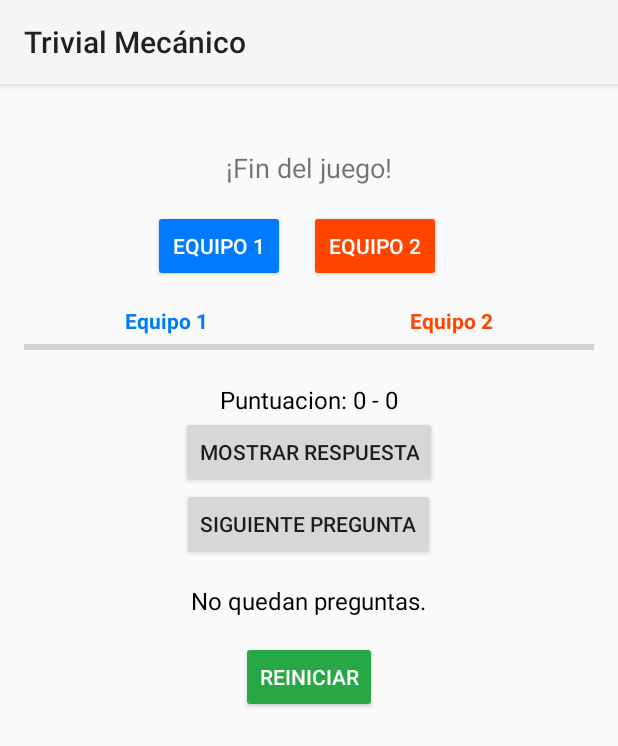
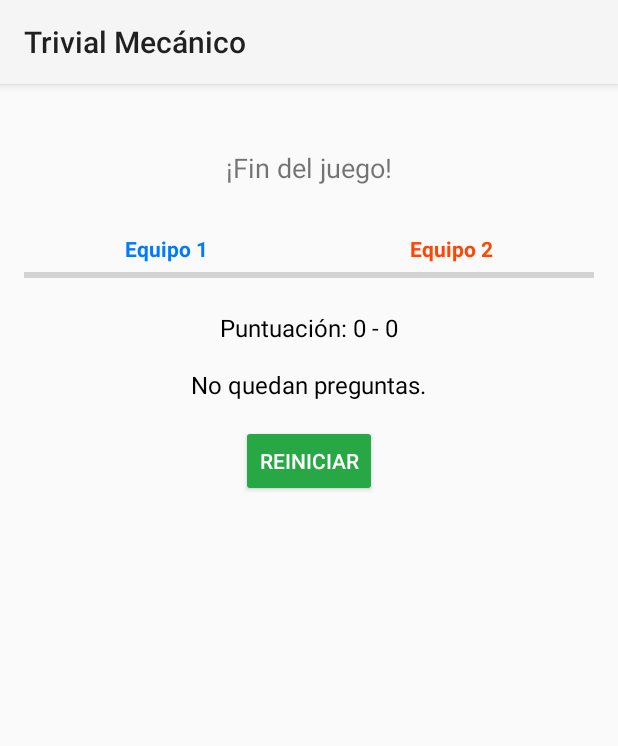
Before and after one commit to jesuspajares/preguntasApp, an Android app built with Jetpack Compose: the screen it shows after launch (MainActivity), on a phone screen of 412 x 824 dp. Shown: the top 746 px of the screen. Run offline under Robolectric (Android 15) with nearby library versions, the phone set to English and light mode, and no system bars; libraries missing offline, so code that uses them is left out: org.apache.poi.

Commit message:
Refactorizar MainActivity. Ocultamos botones al terminar partida

```diff
--- /dev/null
+++ b/app/src/main/java/com/tuempresa/preguntasapp/Juego.kt
@@ -0,0 +1,38 @@
+package com.tuempresa.preguntasapp
+
+class Juego {
+    var puntosEquipo1 = 0
+    var puntosEquipo2 = 0
+    var preguntaActual = 0
+    var preguntasRespondidas = mutableSetOf<String>()
+    var preguntas = mutableListOf<Triple<String, String, String>>()
+
+    fun esJuegoNuevo(): Boolean {
+        return puntosEquipo1 == 0 && puntosEquipo2 == 0 && preguntaActual == 0
+    }
+
+    fun mostrarPreguntaActual(): Triple<String, String, String>? {
+        if (preguntaActual < preguntas.size) {
+            if (preguntasRespondidas.contains(preguntaActual.toString())) {
+                return null // Pregunta ya respondida
+            }
+            return preguntas[preguntaActual]
+        }
+        return null
+    }
+
+    fun avanzarPregunta(): Boolean {
+        preguntaActual++
+        if (preguntaActual >= preguntas.size) {
+            return false // No hay más preguntas
+        }
+        return true
+    }
+
+    fun resetJuego() {
+        puntosEquipo1 = 0
+        puntosEquipo2 = 0
+        preguntaActual = 0
+        preguntasRespondidas.clear()
+    }
+}
--- a/app/src/main/java/com/tuempresa/preguntasapp/MainActivity.kt
+++ b/app/src/main/java/com/tuempresa/preguntasapp/MainActivity.kt
@@ -1,18 +1,18 @@
 package com.tuempresa.preguntasapp
 
 import android.os.Bundle
-import android.util.Log
 import android.widget.Button
 import android.widget.ProgressBar
 import android.widget.TextView
 import androidx.appcompat.app.AlertDialog
 import androidx.appcompat.app.AppCompatActivity
-import org.apache.poi.ss.usermodel.WorkbookFactory
-import com.google.gson.Gson
-import com.google.gson.reflect.TypeToken
+import androidx.core.view.isVisible
 
 class MainActivity : AppCompatActivity() {
-    //TODO: Modularizar
+
+    private lateinit var juego: Juego
+    private lateinit var preguntasManager: PreguntasManager
+    private lateinit var puntuacionManager: PuntuacionManager
 
     private lateinit var textPregunta: TextView
     private lateinit var textPreguntador: TextView
@@ -25,15 +25,6 @@ class MainActivity : AppCompatActivity() {
     private lateinit var progressEquipo1: ProgressBar
     private lateinit var progressEquipo2: ProgressBar
     private lateinit var textPuntuacion: TextView
-
-    private var puntosEquipo1 = 0
-    private var puntosEquipo2 = 0
-
-    private var preguntas =
-        mutableListOf<Triple<String, String, String>>() // Preguntador, Pregunta, Respuesta
-    private var preguntaActual = 0
-    private var preguntasRespondidas = mutableSetOf<String>() // Guardar preguntas ya respondidas
-    private var juegoNuevo = true
 
     override fun onCreate(savedInstanceState: Bundle?) {
         super.onCreate(savedInstanceState)
@@ -52,52 +43,49 @@ class MainActivity : AppCompatActivity() {
         progressEquipo2 = findViewById(R.id.progressEquipo2)
         textPuntuacion = findViewById(R.id.textPuntuacion)
 
-        // Recuperar puntuaciones y preguntas respondidas
-        val sharedPreferences = getSharedPreferences("puntuaciones", MODE_PRIVATE)
-        puntosEquipo1 = sharedPreferences.getInt("puntosEquipo1", 0)
-        puntosEquipo2 = sharedPreferences.getInt("puntosEquipo2", 0)
-        preguntasRespondidas =
-            sharedPreferences.getStringSet("preguntasRespondidas", setOf<String>())?.toMutableSet()
-                ?: mutableSetOf<String>()
+        // Inicializar las clases
+        preguntasManager = PreguntasManager(this)
+        puntuacionManager = PuntuacionManager(this)
+        juego = Juego()
 
-        textPuntuacion.text = "Puntuacion: $puntosEquipo1 - $puntosEquipo2"
-
-        //Recuperar las preguntas guardadas como JSON
-        val preguntasJson = sharedPreferences.getString("preguntas", null)
-        if (!preguntasJson.isNullOrEmpty()) {
-            val gson = Gson()
-            val tipo = object : TypeToken<MutableList<Triple<String, String, String>>>() {}.type
-            preguntas = gson.fromJson(preguntasJson, tipo)
+        // Cargar puntuaciones y preguntas
+        puntuacionManager.cargarPuntuaciones(juego)
+        if (juego.preguntas.isEmpty()) {
+            juego.preguntas = preguntasManager.leerPreguntasDesdeAssets()
         }
 
-            try {
-            leerPreguntasDesdeAssets()
-        } catch (e: Exception) {
-            Log.e("MainActivity", "Error al leer el archivo Excel: ${e.message}")
-            AlertDialog.Builder(this)
-                .setTitle("Error")
-                .setMessage("No se pudo cargar el archivo de preguntas. Asegurate de que preguntas.xlsx estaincluido en assets.")
-                .setPositiveButton("Cerrar") { dialog, _ -> dialog.dismiss() }
-                .show()
-            return
-        }
-
+        actualizarPuntuaciones()
         mostrarPreguntaActual()
 
         btnEquipo1.setOnClickListener {
-            puntosEquipo1++
+            juego.puntosEquipo1++
             actualizarPuntuaciones()
-            avanzarPregunta()
+            juego.preguntasRespondidas.add(juego.preguntaActual.toString())
+            if (!juego.avanzarPregunta()) {
+                mostrarFinDeJuego()
+            } else {
+                mostrarPreguntaActual()
+            }
         }
 
         btnEquipo2.setOnClickListener {
-            puntosEquipo2++
+            juego.puntosEquipo2++
             actualizarPuntuaciones()
-            avanzarPregunta()
+            juego.preguntasRespondidas.add(juego.preguntaActual.toString())
+            if (!juego.avanzarPregunta()) {
+                mostrarFinDeJuego()
+            } else {
+                mostrarPreguntaActual()
+            }
         }
 
         btnSiguientePregunta.setOnClickListener {
-            avanzarPregunta()
+            juego.preguntasRespondidas.add(juego.preguntaActual.toString())
+            if (!juego.avanzarPregunta()) {
+                mostrarFinDeJuego()
+            } else {
+                mostrarPreguntaActual()
+            }
         }
 
         btnMostrarRespuesta.setOnClickListener {
@@ -105,150 +93,41 @@ class MainActivity : AppCompatActivity() {
         }
 
         btnReiniciar.setOnClickListener {
-            leerPreguntasDesdeAssets()
-            puntosEquipo1 = 0
-            puntosEquipo2 = 0
-            preguntaActual = 0
-            preguntasRespondidas.clear()
+            juego.resetJuego()
+            juego.preguntas = preguntasManager.leerPreguntasDesdeAssets()
             actualizarPuntuaciones()
+            habilitarBotones()
             mostrarPreguntaActual()
-        }
-
-    }
-
-    private fun leerPreguntasDesdeAssets() {
-        // Si las preguntas ya están cargadas, no las volvemos a leer
-        if (preguntas.isNotEmpty()) {
-            Log.d("MainActivity", "Preguntas ya están cargadas, no se leerán nuevamente.")
-            return
-        }
-
-        // Si no están cargadas, las leemos desde el archivo Excel
-        try {
-            val assetManager = assets
-            val inputStream = assetManager.open("preguntas.xlsx")
-
-            val workbook = WorkbookFactory.create(inputStream)
-            val sheet = workbook.getSheetAt(0)
-
-            // Leer las preguntas (desde la fila 2 en adelante)
-            val preguntasList = mutableListOf<Triple<String, String, String>>()
-            for (rowIndex in 1 until sheet.lastRowNum + 1) { // Usa lastRowNum en lugar de physicalNumberOfRows
-                val row = sheet.getRow(rowIndex) ?: continue // Salta filas nulas
-
-                val preguntador = row.getCell(0)?.stringCellValue ?: "Desconocido"
-                val pregunta = row.getCell(1)?.stringCellValue ?: "Sin pregunta"
-                val respuesta = row.getCell(2)?.stringCellValue ?: "Sin respuesta"
-
-                if (pregunta.isNotBlank()) { // Asegúrate de que la pregunta no esté vacía
-                    preguntasList.add(Triple(preguntador, pregunta, respuesta))
-                }
-            }
-
-            // Log para verificar
-            for ((index, pregunta) in preguntasList.withIndex()) {
-                val (preguntador, preguntaTexto, _) = pregunta
-                Log.d("PreguntasAleatorias", "Pregunta $index: $preguntaTexto (Respondida por: $preguntador)")
-            }
-
-            // Asignar las preguntas a la lista de preguntas
-            preguntas = preguntasList
-
-            workbook.close()
-
-            // Asegurar que las preguntas se barajen solo cuando se inicie un nuevo juego
-            if (juegoNuevo) {
-                preguntas.shuffle()
-            }
-        } catch (e: Exception) {
-            Log.e("MainActivity", "Error al leer el archivo Excel: ${e.message}")
-            AlertDialog.Builder(this)
-                .setTitle("Error")
-                .setMessage("No se pudo cargar el archivo de preguntas. Asegurate de que preguntas.xlsx esté incluido en assets.")
-                .setPositiveButton("Cerrar") { dialog, _ -> dialog.dismiss() }
-                .show()
         }
     }
 
+    override fun onPause() {
+        super.onPause()
+        puntuacionManager.guardarPuntuaciones(juego)
+    }
 
-    private fun esJuegoNuevo(){
-        Log.d("Puntos equipos","equipo1: $puntosEquipo1, equipo2: $puntosEquipo2. Preguntas hechas $preguntaActual")
-        if (puntosEquipo1 == 0 && puntosEquipo2 == 0 && preguntaActual == 0){
-            juegoNuevo = true
-            preguntas.shuffle()
-        } else {
-            juegoNuevo = false
+    private fun mostrarPreguntaActual() {
+        val pregunta = juego.mostrarPreguntaActual()
+        if (pregunta != null) {
+            val (preguntador, preguntaTexto, _) = pregunta
+            textPreguntador.text = "Preguntador: $preguntador"
+            textPregunta.text = preguntaTexto
+            textPreguntasRestantes.text = "Preguntas restantes: ${juego.preguntas.size - juego.preguntaActual}"
+        } else if (juego.preguntaActual >= juego.preguntas.size) {
+            mostrarFinDeJuego()
         }
     }
 
-    private fun mostrarPreguntaActual() {
-        esJuegoNuevo()
-        // Verificar si la pregunta ya ha sido respondida solo si el juego no ha empezado ya
-        if (!juegoNuevo && preguntaActual < preguntas.size && preguntasRespondidas.contains(preguntaActual.toString())) {
-            avanzarPregunta() // Si ya se ha respondido, avanzar a la siguiente
-            return
-        }
-
-        if (preguntaActual < preguntas.size) {
-            Log.d("PreguntaActual", "Mostrando la pregunta en el índice: $preguntaActual")
-            val (preguntador, pregunta, _) = preguntas[preguntaActual]
-            textPreguntador.text = "Preguntador: $preguntador"
-            textPregunta.text = pregunta
-            textPreguntasRestantes.text =
-                "Preguntas restantes: ${preguntas.size - preguntaActual}"
-        } else {
-            textPregunta.text = "¡Fin del juego!"
-            textPreguntador.text = ""
-            textPreguntasRestantes.text = "No quedan preguntas."
-        }
-    }
-
-
-    private fun avanzarPregunta() {
-        preguntaActual++
-        if (preguntaActual < preguntas.size) {
-            mostrarPreguntaActual()
-        } else {
-            AlertDialog.Builder(this)
-                .setTitle("¡Juego terminado!")
-                .setMessage("No quedan más preguntas. Puntuación final:\nEquipo 1: $puntosEquipo1\nEquipo 2: $puntosEquipo2")
-                .setPositiveButton("Cerrar") { dialog, _ -> dialog.dismiss() }
-                .show()
-        }
-    }
-
-
     private fun actualizarPuntuaciones() {
-        progressEquipo1.progress = puntosEquipo1
-        progressEquipo2.progress = puntosEquipo2
-        textPuntuacion.text = "Puntuación: $puntosEquipo1 - $puntosEquipo2"
-
-        // Guardar puntuaciones y el índice de la pregunta actual
-        val sharedPreferences = getSharedPreferences("puntuaciones", MODE_PRIVATE)
-        val editor = sharedPreferences.edit()
-        editor.putInt("puntosEquipo1", puntosEquipo1)
-        editor.putInt("puntosEquipo2", puntosEquipo2)
-        editor.putInt("preguntaActual", preguntaActual)
-
-
-        // Guardar las preguntas respondidas
-        preguntasRespondidas.add(preguntaActual.toString())
-        editor.putStringSet("preguntasRespondidas", preguntasRespondidas)
-
-        //Convertir la lista de preguntas a JSON y guardarla
-        val gson = Gson()
-        val preguntasJson = gson.toJson(preguntas)
-        editor.putString("preguntas", preguntasJson)
-
-        editor.apply()
+        progressEquipo1.progress = juego.puntosEquipo1
+        progressEquipo2.progress = juego.puntosEquipo2
+        textPuntuacion.text = "Puntuación: ${juego.puntosEquipo1} - ${juego.puntosEquipo2}"
     }
 
     private fun mostrarRespuestaEnDialogo() {
-        // Asegurarse de que la pregunta actual esté disponible
-        if (preguntaActual < preguntas.size) {
-            val (_, _, respuesta) = preguntas[preguntaActual]
-
-            // Crear y mostrar el cuadro de diálogo con la respuesta
+        val pregunta = juego.mostrarPreguntaActual()
+        if (pregunta != null) {
+            val (_, _, respuesta) = pregunta
             AlertDialog.Builder(this)
                 .setTitle("Respuesta")
                 .setMessage(respuesta)
@@ -256,4 +135,30 @@ class MainActivity : AppCompatActivity() {
                 .show()
         }
     }
+
+    private fun mostrarFinDeJuego() {
+        AlertDialog.Builder(this)
+            .setTitle("¡Juego terminado!")
+            .setMessage("No quedan más preguntas. Puntuación final:\nEquipo 1: ${juego.puntosEquipo1}\nEquipo 2: ${juego.puntosEquipo2}")
+            .setPositiveButton("Cerrar") { dialog, _ -> dialog.dismiss() }
+            .show()
+        textPregunta.text = "¡Fin del juego!"
+        textPreguntador.text = ""
+        textPreguntasRestantes.text = "No quedan preguntas."
+        deshabilitarBotones()
+    }
+
+    private fun habilitarBotones() {
+        btnEquipo1.isVisible = true
+        btnEquipo2.isVisible = true
+        btnMostrarRespuesta.isVisible = true
+        btnSiguientePregunta.isVisible = true
+    }
+
+    private fun deshabilitarBotones() {
+        btnEquipo1.isVisible = false
+        btnEquipo2.isVisible = false
+        btnMostrarRespuesta.isVisible = false
+        btnSiguientePregunta.isVisible = false
+    }
 }
--- /dev/null
+++ b/app/src/main/java/com/tuempresa/preguntasapp/PreguntasManager.kt
@@ -0,0 +1,38 @@
+package com.tuempresa.preguntasapp
+
+import android.content.Context
+import android.util.Log
+import org.apache.poi.ss.usermodel.WorkbookFactory
+
+class PreguntasManager(private val context: Context) {
+
+    fun leerPreguntasDesdeAssets(): MutableList<Triple<String, String, String>> {
+        val preguntasList = mutableListOf<Triple<String, String, String>>()
+
+        try {
+            val assetManager = context.assets
+            val inputStream = assetManager.open("preguntas.xlsx")
+
+            val workbook = WorkbookFactory.create(inputStream)
+            val sheet = workbook.getSheetAt(0)
+
+            for (rowIndex in 1 until sheet.lastRowNum + 1) {
+                val row = sheet.getRow(rowIndex) ?: continue
+
+                val preguntador = row.getCell(0)?.stringCellValue ?: "Desconocido"
+                val pregunta = row.getCell(1)?.stringCellValue ?: "Sin pregunta"
+                val respuesta = row.getCell(2)?.stringCellValue ?: "Sin respuesta"
+
+                if (pregunta.isNotBlank()) {
+                    preguntasList.add(Triple(preguntador, pregunta, respuesta))
+                }
+            }
+            workbook.close()
+        } catch (e: Exception) {
+            Log.e("PreguntasManager", "Error al leer el archivo Excel: ${e.message}")
+        }
+        preguntasList.shuffle()
+
+        return preguntasList
+    }
+}
--- /dev/null
+++ b/app/src/main/java/com/tuempresa/preguntasapp/PuntuacionManager.kt
@@ -0,0 +1,49 @@
+package com.tuempresa.preguntasapp
+
+import android.content.Context
+import android.util.Log
+import com.google.gson.Gson
+import com.google.gson.reflect.TypeToken
+
+class PuntuacionManager(private val context: Context) {
+    private val sharedPreferences = context.getSharedPreferences("puntuaciones", Context.MODE_PRIVATE)
+
+    fun guardarPuntuaciones(juego: Juego) {
+        val editor = sharedPreferences.edit()
+        editor.putInt("puntosEquipo1", juego.puntosEquipo1)
+        editor.putInt("puntosEquipo2", juego.puntosEquipo2)
+        editor.putInt("preguntaActual", juego.preguntaActual)
+
+        // Guardar las preguntas respondidas
+        val preguntasRespondidasSet = juego.preguntasRespondidas.toMutableSet()
+        editor.putStringSet("preguntasRespondidas", preguntasRespondidasSet)
+
+        // Convertir la lista de preguntas a JSON y guardarla
+        val gson = Gson()
+        val preguntasJson = gson.toJson(juego.preguntas)
+        Log.d("PuntuacionManager", "Guardando preguntas: $preguntasJson")
+        editor.putString("preguntas", preguntasJson)
+
+        editor.apply()
+    }
+
+    fun cargarPuntuaciones(juego: Juego) {
+        juego.puntosEquipo1 = sharedPreferences.getInt("puntosEquipo1", 0)
+        juego.puntosEquipo2 = sharedPreferences.getInt("puntosEquipo2", 0)
+        juego.preguntaActual = sharedPreferences.getInt("preguntaActual", 0)
+        juego.preguntasRespondidas = sharedPreferences.getStringSet("preguntasRespondidas", setOf())?.toMutableSet() ?: mutableSetOf()
+
+        val preguntasJson = sharedPreferences.getString("preguntas", null)
+        Log.d("PuntuacionManager", "Cargando preguntas: $preguntasJson")
+        if (!preguntasJson.isNullOrEmpty()) {
+            val gson = Gson()
+            val tipo = object : TypeToken<MutableList<Triple<String, String, String>>>() {}.type
+            juego.preguntas = gson.fromJson(preguntasJson, tipo)
+        } else {
+            // Cargar preguntas desde assets si no hay preguntas guardadas
+            val preguntasManager = PreguntasManager(context)
+            juego.preguntas = preguntasManager.leerPreguntasDesdeAssets()
+            Log.d("PuntuacionManager", "Preguntas cargadas desde assets: ${juego.preguntas}")
+        }
+    }
+}
```
